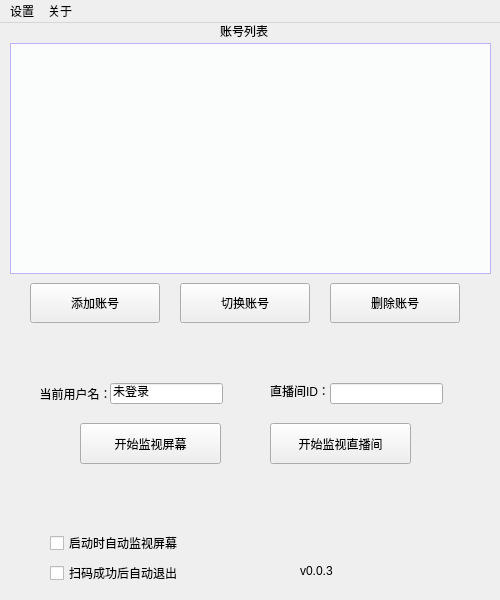
Theresa-0328/MHY_Scanner, file src/ScannerGui/ScannerGui.ui: the form before one commit.
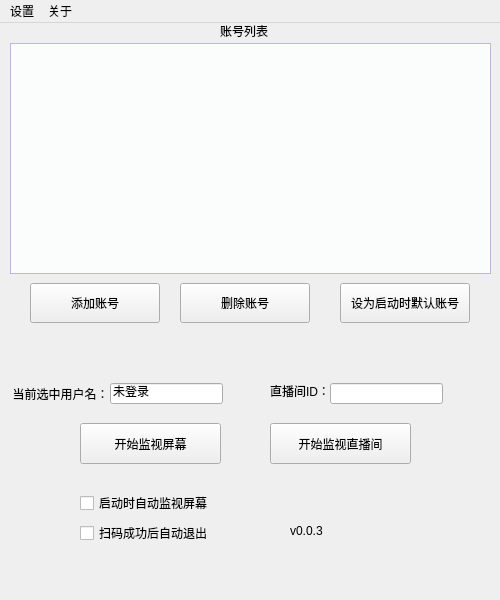
The form after the commit.

```diff
--- a/src/ScannerGui/ScannerGui.ui
+++ b/src/ScannerGui/ScannerGui.ui
@@ -61,8 +61,8 @@
     </property>
     <property name="geometry">
      <rect>
-      <x>50</x>
-      <y>510</y>
+      <x>80</x>
+      <y>470</y>
       <width>131</width>
       <height>20</height>
      </rect>
@@ -74,8 +74,8 @@
    <widget class="QCheckBox" name="checkBoxAutoExit">
     <property name="geometry">
      <rect>
-      <x>50</x>
-      <y>540</y>
+      <x>80</x>
+      <y>500</y>
       <width>131</width>
       <height>20</height>
      </rect>
@@ -122,14 +122,14 @@
    <widget class="QLabel" name="labelUname">
     <property name="geometry">
      <rect>
-      <x>30</x>
+      <x>10</x>
       <y>360</y>
-      <width>91</width>
+      <width>101</width>
       <height>21</height>
      </rect>
     </property>
     <property name="text">
-     <string>当前用户名：</string>
+     <string>当前选中用户名：</string>
     </property>
     <property name="alignment">
      <set>Qt::AlignCenter</set>
@@ -161,8 +161,8 @@
    <widget class="QLabel" name="label_3">
     <property name="geometry">
      <rect>
-      <x>300</x>
-      <y>540</y>
+      <x>290</x>
+      <y>500</y>
       <width>71</width>
       <height>16</height>
      </rect>
@@ -174,8 +174,8 @@
    <widget class="QWidget" name="layoutWidget">
     <property name="geometry">
      <rect>
-      <x>300</x>
-      <y>510</y>
+      <x>290</x>
+      <y>470</y>
       <width>118</width>
       <height>18</height>
      </rect>
@@ -240,7 +240,7 @@
    <widget class="QPushButton" name="pBtSwitch">
     <property name="geometry">
      <rect>
-      <x>180</x>
+      <x>340</x>
       <y>260</y>
       <width>130</width>
       <height>40</height>
@@ -253,13 +253,13 @@
      </size>
     </property>
     <property name="text">
-     <string>切换账号</string>
+     <string>设为启动时默认账号</string>
     </property>
    </widget>
    <widget class="QPushButton" name="pBtDeleteAccount">
     <property name="geometry">
      <rect>
-      <x>330</x>
+      <x>180</x>
       <y>260</y>
       <width>130</width>
       <height>40</height>
```
